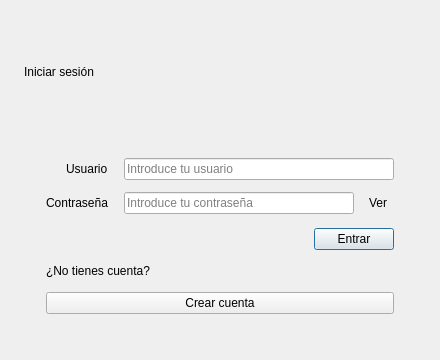
The window that proyecto_IHM/logindialog.ui (pgomsan/proyecto_IHM) describes before a commit, drawn with Qt 5.
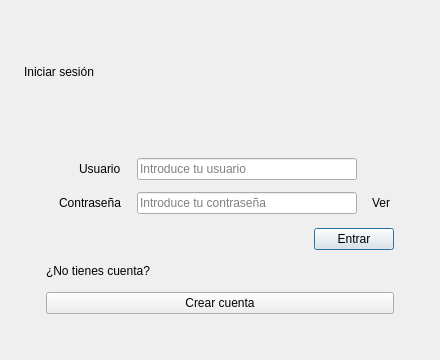
The same window after the commit.

Commit message: Cambio interfaz en iniciar sesion y cerrar sesion

Patch:
```diff
--- a/proyecto_IHM/logindialog.ui
+++ b/proyecto_IHM/logindialog.ui
@@ -82,8 +82,11 @@
         <property name="labelAlignment">
          <set>Qt::AlignRight|Qt::AlignVCenter</set>
         </property>
-        <property name="formAlignment">
-         <set>Qt::AlignLeft|Qt::AlignTop</set>
+       <property name="formAlignment">
+         <set>Qt::AlignHCenter|Qt::AlignTop</set>
+        </property>
+        <property name="fieldGrowthPolicy">
+         <enum>QFormLayout::FieldsStayAtSizeHint</enum>
         </property>
         <property name="horizontalSpacing">
          <number>16</number>
@@ -100,6 +103,27 @@
         </item>
         <item row="0" column="1">
          <widget class="QLineEdit" name="usernameLineEdit">
+          <property name="sizePolicy">
+           <sizepolicy hsizetype="Fixed" vsizetype="Fixed">
+            <horstretch>0</horstretch>
+            <verstretch>0</verstretch>
+           </sizepolicy>
+          </property>
+          <property name="minimumSize">
+           <size>
+            <width>220</width>
+            <height>0</height>
+           </size>
+          </property>
+          <property name="maximumSize">
+           <size>
+            <width>260</width>
+            <height>16777215</height>
+           </size>
+          </property>
+          <property name="maxLength">
+           <number>15</number>
+          </property>
           <property name="placeholderText">
            <string>Introduce tu usuario</string>
           </property>
@@ -114,6 +138,18 @@
         </item>
         <item row="1" column="1">
          <widget class="QWidget" name="passwordContainer">
+          <property name="sizePolicy">
+           <sizepolicy hsizetype="Fixed" vsizetype="Preferred">
+            <horstretch>0</horstretch>
+            <verstretch>0</verstretch>
+           </sizepolicy>
+          </property>
+          <property name="maximumSize">
+           <size>
+            <width>340</width>
+            <height>16777215</height>
+           </size>
+          </property>
           <layout class="QHBoxLayout" name="passwordLayout">
            <property name="spacing">
             <number>8</number>
@@ -132,6 +168,27 @@
            </property>
            <item>
             <widget class="QLineEdit" name="passwordLineEdit">
+             <property name="sizePolicy">
+              <sizepolicy hsizetype="Fixed" vsizetype="Fixed">
+               <horstretch>0</horstretch>
+               <verstretch>0</verstretch>
+              </sizepolicy>
+             </property>
+             <property name="minimumSize">
+              <size>
+               <width>220</width>
+               <height>0</height>
+              </size>
+             </property>
+             <property name="maximumSize">
+              <size>
+               <width>260</width>
+               <height>16777215</height>
+              </size>
+             </property>
+             <property name="maxLength">
+              <number>20</number>
+             </property>
              <property name="placeholderText">
               <string>Introduce tu contraseña</string>
              </property>
```
The commit also changes 2 other files.
